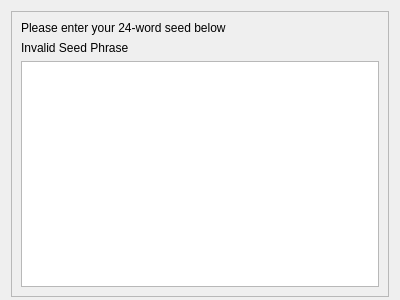
Above: src/qt/forms/restoreseed.ui from PirateNetwork/pirate before the change. Below: the same form after it.
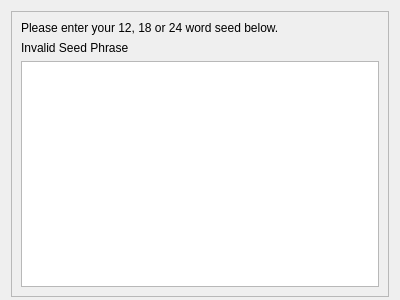
That is the form after the change.

Commit message: Add support to use 12 and 18 word mnemonic phrases for the wallet seed

```diff
--- a/src/qt/forms/restoreseed.ui
+++ b/src/qt/forms/restoreseed.ui
@@ -35,7 +35,7 @@
       <item>
        <widget class="QLabel" name="label">
         <property name="text">
-         <string>Please enter your 24-word seed below</string>
+         <string>Please enter your 12, 18 or 24 word seed below.</string>
         </property>
         <property name="wordWrap">
          <bool>true</bool>
```
The commit also changes 7 other files.
